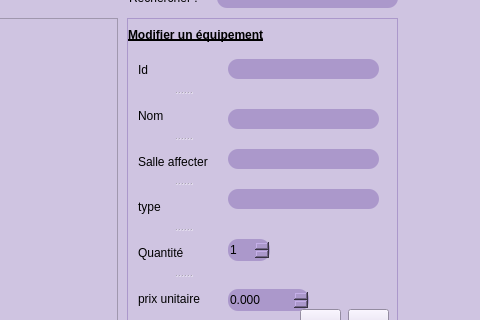
brahimABD98/smartkids, file stock.ui: the form before one commit; both pictures show x 463 to 943 and y 122 to 442 of the 943 by 586 pixel window.
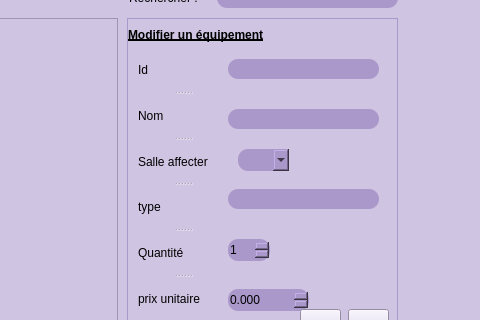
The form after the commit. The open tabs and pages were chosen to show the change. Icons and pictures are not drawn.

```diff
--- a/stock.ui
+++ b/stock.ui
@@ -1627,22 +1627,6 @@
         <double>1000.990000000000009</double>
        </property>
       </widget>
-      <widget class="QLineEdit" name="lineEdit_salle_modif_equip">
-       <property name="geometry">
-        <rect>
-         <x>100</x>
-         <y>130</y>
-         <width>151</width>
-         <height>20</height>
-        </rect>
-       </property>
-       <property name="styleSheet">
-        <string notr="true">border-color: rgb(255, 255, 255);
-
-border-radius: 10px;
-background-color: rgb(171, 152, 203);</string>
-       </property>
-      </widget>
       <widget class="QLineEdit" name="lineEdit_id_modif_equip">
        <property name="geometry">
         <rect>
@@ -1726,6 +1710,21 @@
         <string/>
        </property>
       </widget>
+      <widget class="QComboBox" name="comboBox_salle_m_e">
+       <property name="geometry">
+        <rect>
+         <x>110</x>
+         <y>130</y>
+         <width>51</width>
+         <height>22</height>
+        </rect>
+       </property>
+       <property name="styleSheet">
+        <string notr="true">border-color: rgb(255, 255, 255);
+border-radius: 10px;
+background-color: rgb(171, 152, 203);</string>
+       </property>
+      </widget>
      </widget>
      <widget class="QWidget" name="page_10">
       <widget class="QLabel" name="label_12">
```
Left out of the diff: 33 changed lines with no effect on the pictures.
